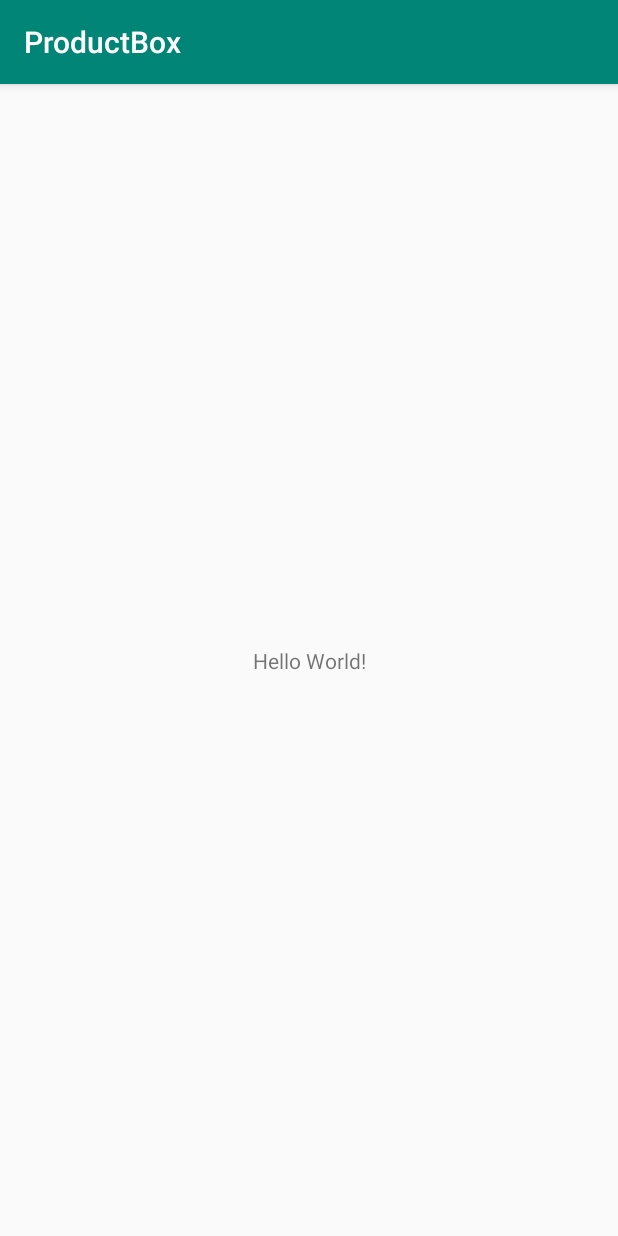
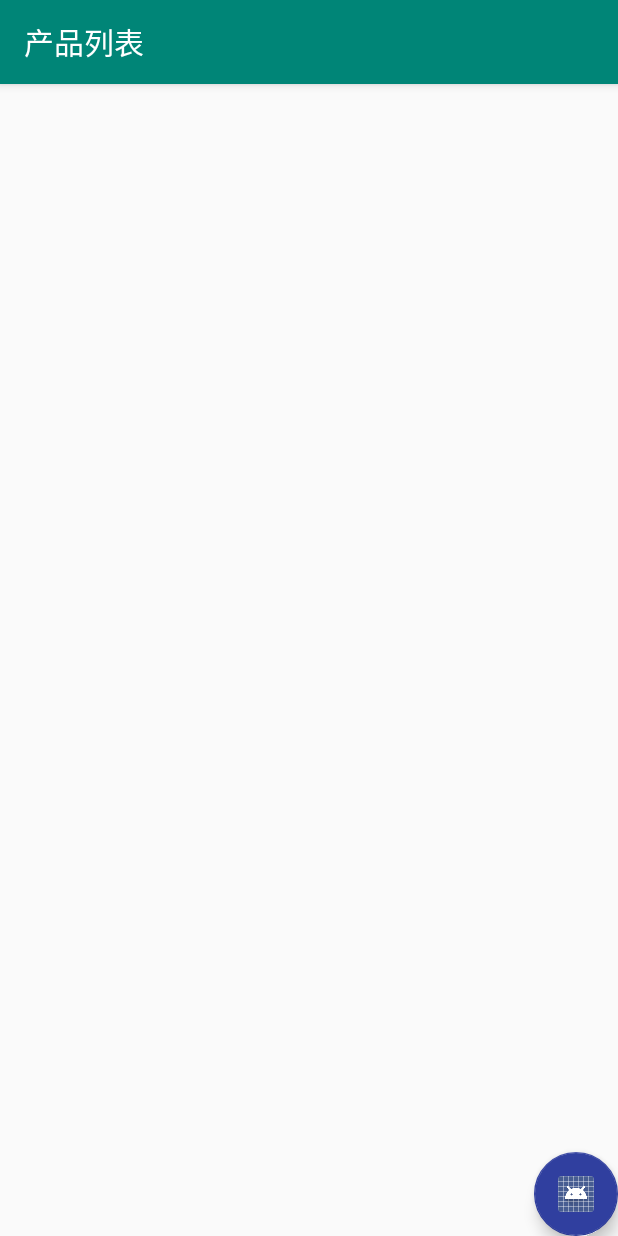
Before and after one commit to javyhoo/ProductBox, an Android app: the MainActivity screen opened directly, with no data from a screen before it, on a phone screen of 412 x 824 dp. Run offline under Robolectric (Android 15) with nearby library versions, the phone set to English and light mode, and no system bars; our stand-ins replace ButterKnife.

Commit message:
add product

```diff
--- a/app/build.gradle
+++ b/app/build.gradle
@@ -35,4 +35,6 @@ dependencies {
 
     implementation 'com.jakewharton:butterknife:10.2.0'
     annotationProcessor 'com.jakewharton:butterknife-compiler:10.2.0'
+    implementation 'androidx.recyclerview:recyclerview:1.1.0'
+    implementation 'com.google.android.material:material:1.0.0'
 }
--- a/app/src/main/java/com/jv/productbox/MainActivity.java
+++ b/app/src/main/java/com/jv/productbox/MainActivity.java
@@ -1,14 +1,44 @@
 package com.jv.productbox;
 
+import android.content.Intent;
+import android.os.Bundle;
+import android.view.View;
+
 import androidx.appcompat.app.AppCompatActivity;
+import androidx.recyclerview.widget.RecyclerView;
 
-import android.os.Bundle;
+import com.google.android.material.floatingactionbutton.FloatingActionButton;
+
+import butterknife.BindView;
+import butterknife.ButterKnife;
 
 public class MainActivity extends AppCompatActivity {
+
+    @BindView(R.id.recycler_product)
+    RecyclerView listProduct;
+    @BindView(R.id.fab_new)
+    FloatingActionButton fabNew;
 
     @Override
     protected void onCreate(Bundle savedInstanceState) {
         super.onCreate(savedInstanceState);
         setContentView(R.layout.activity_main);
+        ButterKnife.bind(this);
+
+        getSupportActionBar().setTitle("产品列表");
+
+        fabNew.setOnClickListener(new View.OnClickListener() {
+            @Override
+            public void onClick(View v) {
+                Intent intent = new Intent(MainActivity.this, AddActivity.class);
+                MainActivity.this.startActivity(intent);
+            }
+        });
+
+        initListView();
+    }
+
+    private void initListView() {
+
     }
 }
--- a/app/src/main/java/com/jv/productbox/RegisterActivity.java
+++ b/app/src/main/java/com/jv/productbox/RegisterActivity.java
@@ -29,6 +29,8 @@ public class RegisterActivity extends AppCompatActivity {
         setContentView(R.layout.activity_register);
         ButterKnife.bind(this);
 
+        getSupportActionBar().setTitle("注册账号");
+
         btnSave.setOnClickListener(new View.OnClickListener() {
             @Override
             public void onClick(View v) {
--- a/app/src/main/res/layout/activity_login.xml
+++ b/app/src/main/res/layout/activity_login.xml
@@ -36,8 +36,8 @@
         android:layout_height="wrap_content"
         android:layout_marginBottom="20dp"
         android:ems="10"
+        android:hint="请输入账号"
         android:inputType="textPersonName"
-        android:hint="请输入账号"
         app:layout_constraintBottom_toTopOf="@+id/et_psw"
         app:layout_constraintEnd_toEndOf="parent"
         app:layout_constraintStart_toStartOf="parent" />
@@ -61,6 +61,7 @@
         android:layout_height="wrap_content"
         android:padding="5dp"
         android:text="找回密码"
+        android:visibility="invisible"
         app:layout_constraintBottom_toBottomOf="parent"
         app:layout_constraintEnd_toEndOf="parent"
         app:layout_constraintHorizontal_bias="0.73"
--- a/app/src/main/res/layout/activity_main.xml
+++ b/app/src/main/res/layout/activity_main.xml
@@ -6,13 +6,29 @@
     android:layout_height="match_parent"
     tools:context=".MainActivity">
 
-    <TextView
+
+    <androidx.recyclerview.widget.RecyclerView
+        android:id="@+id/recycler_product"
+        android:layout_width="match_parent"
+        android:layout_height="match_parent"
+        app:layout_constraintBottom_toBottomOf="parent"
+        app:layout_constraintEnd_toEndOf="parent"
+        app:layout_constraintStart_toStartOf="parent"
+        app:layout_constraintTop_toTopOf="parent" />
+
+    <com.google.android.material.floatingactionbutton.FloatingActionButton
+        android:id="@+id/fab_new"
         android:layout_width="wrap_content"
         android:layout_height="wrap_content"
-        android:text="Hello World!"
+        android:clickable="true"
+        app:backgroundTint="#303F9F"
+        app:elevation="6dp"
+        app:fabSize="normal"
+        app:layout_anchorGravity="end|bottom"
         app:layout_constraintBottom_toBottomOf="parent"
-        app:layout_constraintLeft_toLeftOf="parent"
-        app:layout_constraintRight_toRightOf="parent"
-        app:layout_constraintTop_toTopOf="parent" />
+        app:layout_constraintEnd_toEndOf="parent"
+        app:rippleColor="#FFFF00"
+        app:srcCompat="@android:drawable/sym_def_app_icon" />
+
 
 </androidx.constraintlayout.widget.ConstraintLayout>
--- a/app/src/main/res/values/strings.xml
+++ b/app/src/main/res/values/strings.xml
@@ -1,3 +1,3 @@
 <resources>
-    <string name="app_name">ProductBox</string>
+    <string name="app_name">产品封箱</string>
 </resources>
```
Also changed, not shown: app/src/main/AndroidManifest.xml (+10 -3 lines), app/src/main/java/com/jv/productbox/AddActivity.java (added, +66 -0 lines), app/src/main/res/layout/activity_add.xml (added, +127 -0 lines).
